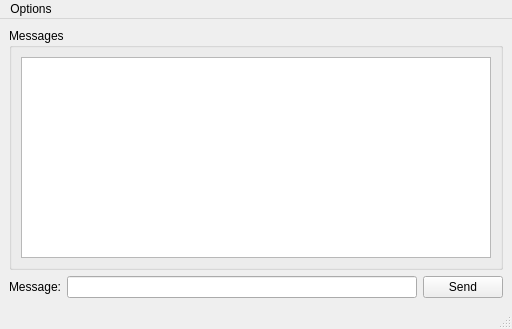
Qt form Client/mainwindow.ui (Esteves31/ChatApp) before a commit.
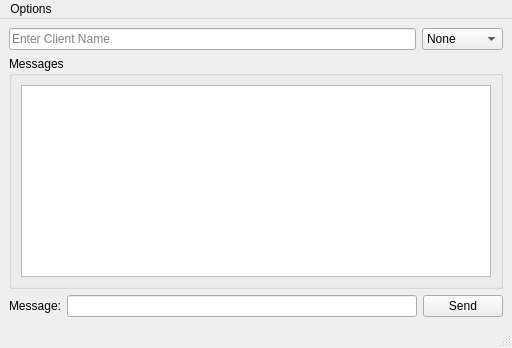
The same form after that commit.

Commit message: Feat: add way to change client name, change status and see when the server is typing

What changed in the file:
```diff
--- a/Client/mainwindow.ui
+++ b/Client/mainwindow.ui
@@ -7,27 +7,64 @@
     <x>0</x>
     <y>0</y>
     <width>512</width>
-    <height>329</height>
+    <height>348</height>
    </rect>
   </property>
   <property name="windowTitle">
    <string>Client</string>
   </property>
   <widget class="QWidget" name="centralwidget">
-   <layout class="QVBoxLayout" name="verticalLayout">
+   <layout class="QGridLayout" name="gridLayout_3">
+    <item row="0" column="0">
+     <layout class="QGridLayout" name="gridLayout_2">
+      <item row="0" column="0">
+       <layout class="QHBoxLayout" name="horizontalLayout_2">
     <item>
+         <widget class="QLineEdit" name="lineClientName">
+          <property name="placeholderText">
+           <string>Enter Client Name</string>
+          </property>
+         </widget>
+        </item>
+        <item>
+         <widget class="QComboBox" name="comboStatus">
+          <item>
+           <property name="text">
+            <string>None</string>
+           </property>
+          </item>
+          <item>
+           <property name="text">
+            <string>Available</string>
+           </property>
+          </item>
+          <item>
+           <property name="text">
+            <string>Away</string>
+           </property>
+          </item>
+          <item>
+           <property name="text">
+            <string>Busy</string>
+           </property>
+          </item>
+         </widget>
+        </item>
+       </layout>
+      </item>
+      <item row="1" column="0">
      <widget class="QGroupBox" name="groupBox">
       <property name="title">
        <string>Messages</string>
       </property>
-      <layout class="QHBoxLayout" name="horizontalLayout_3">
-       <item>
+        <layout class="QGridLayout" name="gridLayout">
+         <item row="0" column="0">
         <widget class="QListWidget" name="listMessages"/>
        </item>
       </layout>
      </widget>
     </item>
-    <item>
+      <item row="2" column="0">
      <layout class="QHBoxLayout" name="horizontalLayout">
       <item>
        <widget class="QLabel" name="label">
@@ -45,6 +82,8 @@
          <string>Send</string>
         </property>
        </widget>
+        </item>
+       </layout>
       </item>
      </layout>
     </item>
```
Lines whose indentation alone changed are shown as unchanged. The commit also changes 8 other files.
